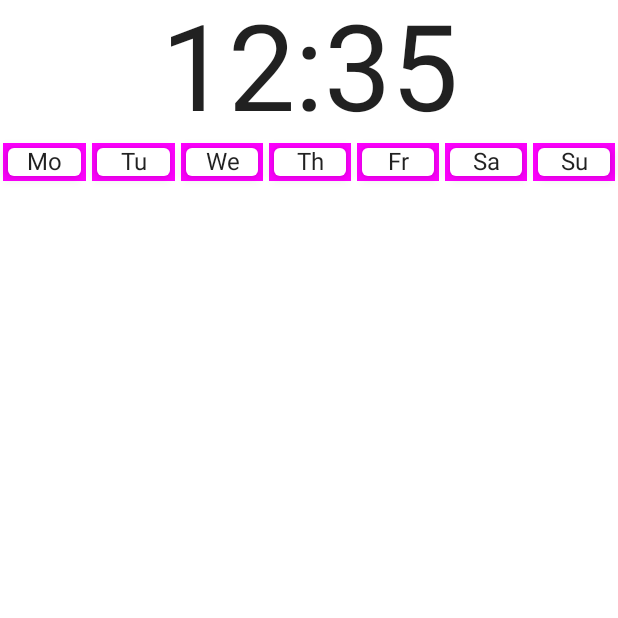
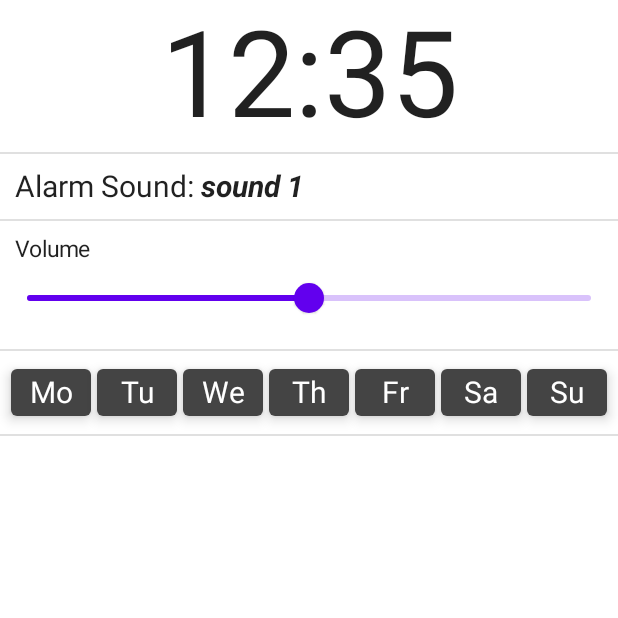
Before and after one commit to Han2-Ro/SuperTime, an Android app built with Jetpack Compose: the AlarmEditActivity screen opened directly, with no data from a screen before it, on a phone screen of 412 x 824 dp, the top half of it. Run offline under Robolectric (Android 15) with nearby library versions, the phone set to English and light mode, and no system bars.

Commit message:
Worked on AlarmEditActivity

```diff
--- a/app/src/main/java/com/han2dev/supertime_v0/AlarmEditActivity.kt
+++ b/app/src/main/java/com/han2dev/supertime_v0/AlarmEditActivity.kt
@@ -1,10 +1,12 @@
 package com.han2dev.supertime_v0
 
+import android.content.res.Resources.Theme
 import android.os.Bundle
 import android.text.Layout.Alignment
 import androidx.activity.ComponentActivity
 import androidx.activity.compose.setContent
 import androidx.compose.foundation.background
+import androidx.compose.foundation.clickable
 import androidx.compose.foundation.layout.Arrangement
 import androidx.compose.foundation.layout.Column
 import androidx.compose.foundation.layout.Row
@@ -13,7 +15,9 @@ import androidx.compose.foundation.layout.fillMaxWidth
 import androidx.compose.foundation.layout.padding
 import androidx.compose.foundation.selection.toggleable
 import androidx.compose.material.Card
+import androidx.compose.material.Divider
 import androidx.compose.material.Scaffold
+import androidx.compose.material.Slider
 import androidx.compose.material.Surface
 import androidx.compose.material.Text
 import androidx.compose.runtime.Composable
@@ -21,6 +25,8 @@ import androidx.compose.ui.Alignment.Companion.CenterHorizontally
 import androidx.compose.ui.Alignment.Companion.End
 import androidx.compose.ui.Modifier
 import androidx.compose.ui.graphics.Color
+import androidx.compose.ui.text.font.FontStyle
+import androidx.compose.ui.text.font.FontWeight
 import androidx.compose.ui.text.style.TextAlign
 import androidx.compose.ui.tooling.preview.Preview
 import androidx.compose.ui.unit.dp
@@ -48,15 +54,55 @@ fun MainScreen(name: String, modifier: Modifier = Modifier) {
     Scaffold()
     {paddingValues ->
         Column(
-            modifier = Modifier.padding(paddingValues)
+            modifier = Modifier
+                .padding(paddingValues)
                 .fillMaxWidth()
         ) {
-            Time(Modifier.Companion.align(CenterHorizontally))
-            Weekdays()
+            Time(
+                Modifier.Companion
+                    .align(CenterHorizontally)
+                    .padding(4.dp))
+            Divider()
+            AlarmSound(
+                modifier = Modifier.padding(10.dp),
+                name = "sound 1"
+            )
+            Divider()
+            Volume(Modifier.padding(10.dp, 10.dp))
+            Divider()
+            Weekdays(Modifier.padding(5.dp, 10.dp))
+            Divider()
         }
     }
 
 
+}
+
+@Composable
+private fun AlarmSound(modifier: Modifier, name: String) {
+    Row(modifier = modifier.clickable { /*TODO: sound select*/ }) {
+        Text(
+            text = "Alarm Sound: ",
+            fontSize = 20.sp
+        )
+        Text(
+            text = name,
+            fontSize = 20.sp,
+            fontStyle = FontStyle.Italic,
+            fontWeight = FontWeight.Bold
+        )
+    }
+}
+
+@Composable
+private fun Volume(modifier: Modifier) {
+    Column(modifier) {
+        Text(
+            text = "Volume",
+            fontSize = 15.sp
+        )
+        Slider(value = .5f, onValueChange = {/*TODO*/ })
+    }
 }
 
 @Composable
@@ -69,9 +115,9 @@ private fun Time(modifier: Modifier) {
 }
 
 @Composable
-private fun Weekdays() {
+private fun Weekdays(modifier: Modifier) {
     Row(
-        modifier = Modifier.fillMaxWidth(),
+        modifier = modifier.fillMaxWidth(),
         horizontalArrangement = Arrangement.Center
     ) {
         val weekdays = listOf("Mo", "Tu", "We", "Th", "Fr", "Sa", "Su") //TODO: get this from resources
@@ -80,15 +126,17 @@ private fun Weekdays() {
                 modifier = Modifier
                     .weight(1f)
                     .padding(2.dp)
-                    .background(Color.Magenta)
-                    .padding(3.dp)
-                    .toggleable(true, onValueChange = {/*TODO*/ }),
+                    .toggleable(false, onValueChange = {/*TODO*/ }),
                 elevation = 5.dp
             ) {
                 Text(
                     text = it,
                     textAlign = TextAlign.Center,
-                    //modifier = Modifier.background(Color(0x15459AFF))
+                    color = Color.White,
+                    fontSize = 20.sp,
+                    modifier = Modifier
+                        .background(Color.DarkGray)
+                        .padding(4.dp)
                 )
             }
         }
```
